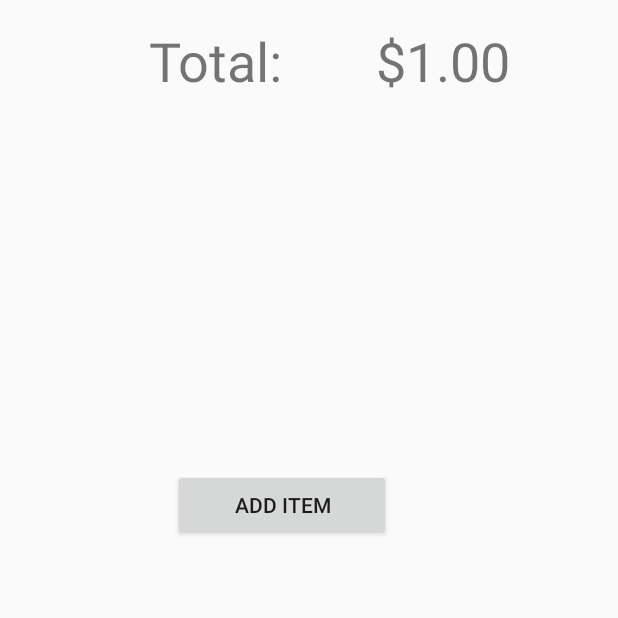
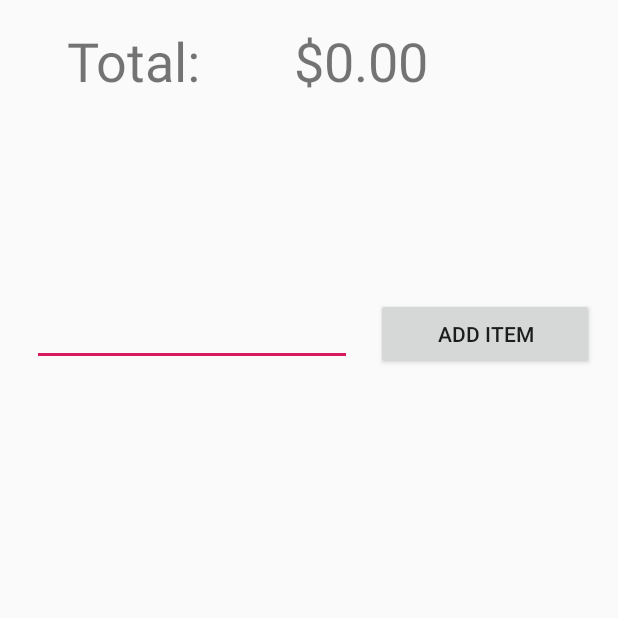
Before and after one commit to Lifetown-Columbus/lifetown-pos, an Android app: the screen it shows after launch (Checkout), after a tap on "ADD ITEM", on a phone screen of 412 x 824 dp, the top half of it. Run offline under Robolectric (Android 15) with nearby library versions, the light colour scheme and no system bars.

Commit message:
you can now input item value and update the total

```diff
--- a/app/src/main/AndroidManifest.xml
+++ b/app/src/main/AndroidManifest.xml
@@ -9,7 +9,7 @@
             android:roundIcon="@mipmap/ic_launcher_round"
             android:supportsRtl="true"
             android:theme="@style/AppTheme" tools:ignore="GoogleAppIndexingWarning">
-        <activity android:name="org.lifetowncolumbus.pos.Checkout">
+        <activity android:name="org.lifetowncolumbus.pos.activities.Checkout">
             <intent-filter>
                 <action android:name="android.intent.action.MAIN"/>
 
--- a/app/src/main/java/org/lifetowncolumbus/pos/Checkout.kt
+++ /dev/null
@@ -1,26 +0,0 @@
-package org.lifetowncolumbus.pos
-
-import android.support.v7.app.AppCompatActivity
-import android.os.Bundle
-import android.view.View
-import android.widget.TextView
-import java.text.NumberFormat
-
-class Checkout : AppCompatActivity() {
-    var total = 0.0
-
-    override fun onCreate(savedInstanceState: Bundle?) {
-        super.onCreate(savedInstanceState)
-        setContentView(R.layout.activity_checkout)
-    }
-
-    fun launchAddItemDialog(view: View) {
-        //TODO: use a view model for this
-        total += 1.0
-        val format = NumberFormat.getCurrencyInstance()
-        findViewById<TextView>(R.id.total).apply {
-            text = format.format(total)
-        }
-
-    }
-}
--- /dev/null
+++ b/app/src/main/java/org/lifetowncolumbus/pos/activities/Checkout.kt
@@ -0,0 +1,58 @@
+package org.lifetowncolumbus.pos.activities
+
+import android.os.Bundle
+import android.support.v7.app.AppCompatActivity
+import android.view.View
+import android.view.WindowManager
+import android.view.inputmethod.EditorInfo
+import android.widget.Button
+import android.widget.EditText
+import android.widget.TextView
+import org.lifetowncolumbus.pos.R
+import java.text.NumberFormat
+
+class Checkout : AppCompatActivity() {
+    var total = 0.0
+    lateinit var itemValue: EditText
+    lateinit var totalValue: TextView
+    lateinit var addItemButton: Button
+
+    override fun onCreate(savedInstanceState: Bundle?) {
+        super.onCreate(savedInstanceState)
+        setContentView(R.layout.activity_checkout)
+        itemValue = findViewById(R.id.itemValue)
+        totalValue = findViewById(R.id.total)
+        addItemButton = findViewById(R.id.addItemButton)
+
+        itemValue.setOnEditorActionListener { v, actionId, event ->
+            return@setOnEditorActionListener when (actionId) {
+                EditorInfo.IME_ACTION_DONE -> {
+                    addItemButton.performClick()
+                    true
+                }
+                else -> false
+            }
+        }
+
+        addToTotal(0.0)
+        window.setSoftInputMode(WindowManager.LayoutParams.SOFT_INPUT_STATE_HIDDEN)
+    }
+
+
+    fun addItem(view: View) {
+        val amount = itemValue.text.toString().toDoubleOrNull()
+        addToTotal(amount ?: 0.0)
+        itemValue.apply {
+            text = null
+        }
+    }
+
+    private fun addToTotal(value: Double) {
+        total += value
+
+        val format = NumberFormat.getCurrencyInstance()
+        totalValue.apply {
+            text = format.format(total)
+        }
+    }
+}
--- a/app/src/main/res/layout/activity_checkout.xml
+++ b/app/src/main/res/layout/activity_checkout.xml
@@ -5,7 +5,7 @@
         xmlns:app="http://schemas.android.com/apk/res-auto"
         android:layout_width="match_parent"
         android:layout_height="match_parent"
-        tools:context=".Checkout">
+        tools:context=".activities.Checkout">
 
     <TextView
             android:layout_width="135dp"
@@ -15,20 +15,29 @@
             android:text="@string/total_label" android:layout_marginEnd="16dp"
             app:layout_constraintEnd_toStartOf="@+id/total"/>
     <TextView
-            android:layout_width="145dp"
+            android:layout_width="200dp"
             android:layout_height="60dp"
             android:id="@+id/total"
             android:textSize="36sp"
             app:layout_constraintEnd_toEndOf="parent"
             android:layout_marginEnd="16dp" android:layout_marginTop="16dp" app:layout_constraintTop_toTopOf="parent"/>
     <Button
-            android:text="Add Item"
+            android:text="@string/add_item_button"
             android:layout_width="145dp"
             android:layout_height="wrap_content"
             android:id="@+id/addItemButton"
             android:layout_marginTop="16dp"
             app:layout_constraintTop_toBottomOf="@+id/total" android:layout_marginBottom="16dp"
-            app:layout_constraintBottom_toBottomOf="parent" app:layout_constraintVertical_bias="0.32999998"
-            android:layout_marginStart="16dp" app:layout_constraintStart_toStartOf="@+id/totalLabel"
-            android:onClick="launchAddItemDialog"/>
+            app:layout_constraintBottom_toBottomOf="parent" app:layout_constraintVertical_bias="0.16000003"
+            android:onClick="addItem" android:layout_marginEnd="16dp"
+            app:layout_constraintEnd_toEndOf="parent"/>
+    <EditText
+            android:layout_width="wrap_content"
+            android:layout_height="wrap_content"
+            android:ems="10"
+            android:id="@+id/itemValue"
+            android:imeOptions="actionDone"
+            app:layout_constraintEnd_toStartOf="@+id/addItemButton" android:layout_marginEnd="16dp"
+            app:layout_constraintBaseline_toBaselineOf="@+id/addItemButton" android:inputType="numberDecimal"
+    />
 </android.support.constraint.ConstraintLayout>
--- a/app/src/main/res/values/strings.xml
+++ b/app/src/main/res/values/strings.xml
@@ -1,4 +1,5 @@
 <resources>
     <string name="app_name">LifeTown POS</string>
     <string name="total_label">Total:</string>
+    <string name="add_item_button">Add Item</string>
 </resources>
```
Also changed, not shown: 1 other file.
